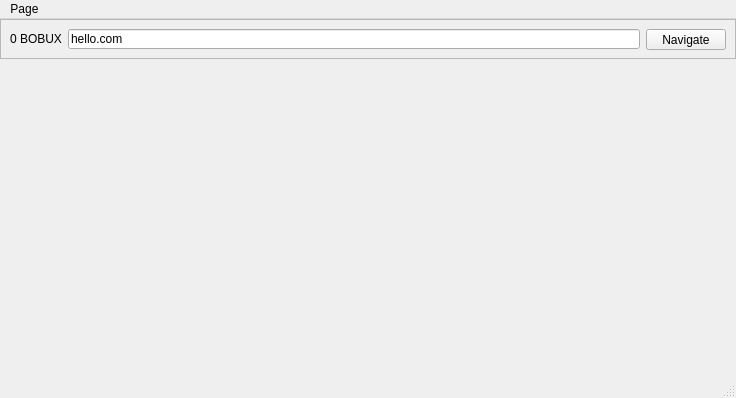
Old version of the form gui/web.ui in the repository dhtdht020/bobuxnet-browser.
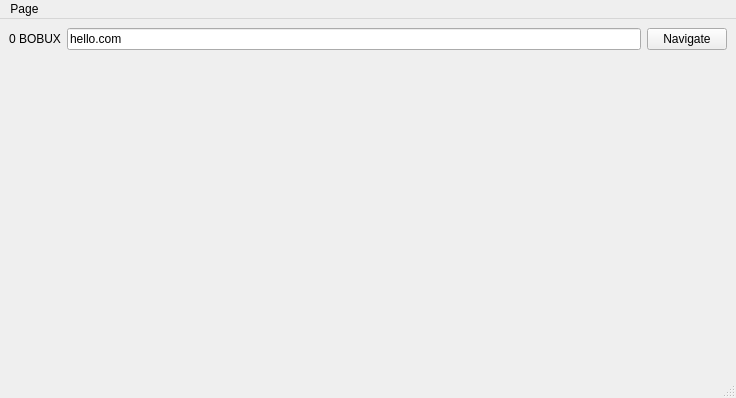
New version of the form.

Commit message: Remove border on linux

What changed in the file:
```diff
--- a/gui/web.ui
+++ b/gui/web.ui
@@ -44,10 +44,13 @@
 }</string>
       </property>
       <property name="frameShape">
-       <enum>QFrame::StyledPanel</enum>
+       <enum>QFrame::NoFrame</enum>
       </property>
       <property name="frameShadow">
-       <enum>QFrame::Raised</enum>
+       <enum>QFrame::Plain</enum>
+      </property>
+      <property name="lineWidth">
+       <number>0</number>
       </property>
       <layout class="QHBoxLayout" name="horizontalLayout">
        <item>
```
The commit also changes 1 other file.
